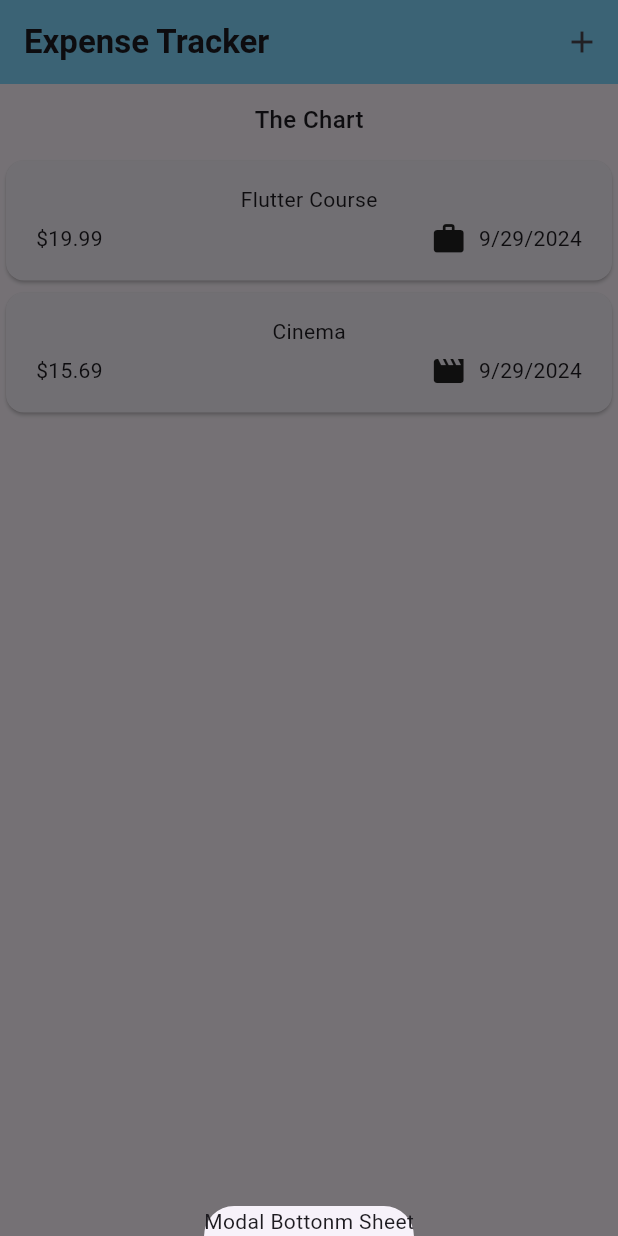
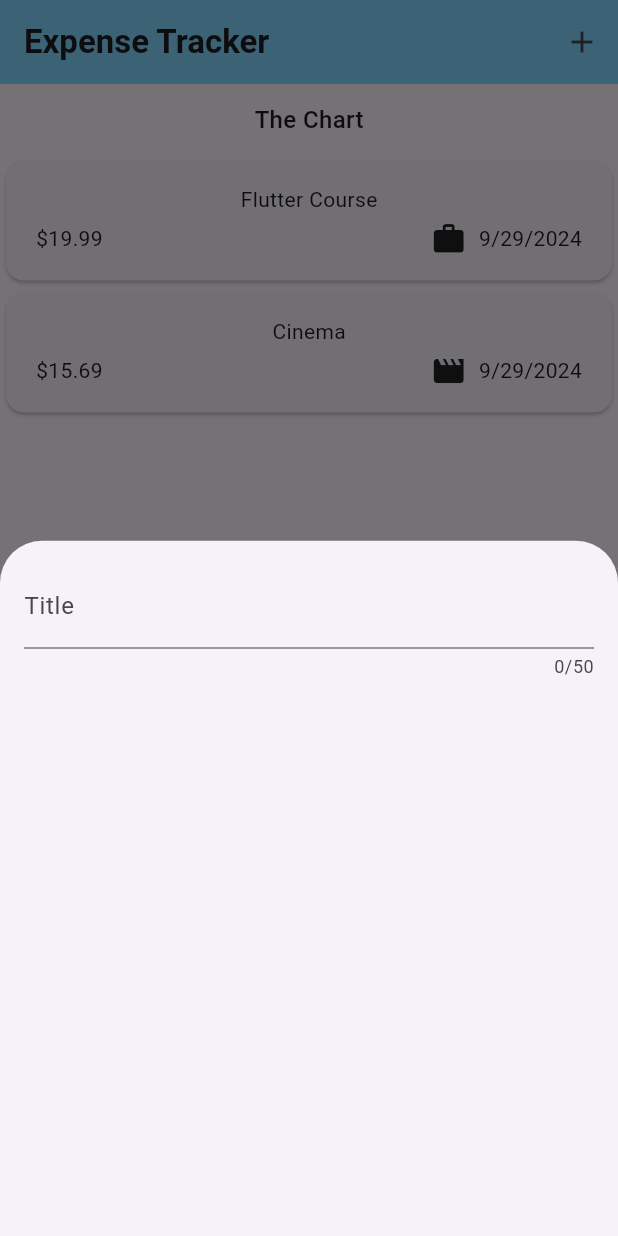
Before and after one commit to FadrialR/expense_tracker_app_flutter, a Flutter app: the screen it shows after launch, after a tap on the "add" icon, on a phone screen of 412 x 824 dp. Run offline on Flutter 3.47's test engine with Material 3 defaults, Android fonts, the phone set to English and light mode, and no system bars.

Commit message:
Handling user input with the TextField widget

```diff
--- a/lib/widgets/expenses.dart
+++ b/lib/widgets/expenses.dart
@@ -1,5 +1,6 @@
 import 'package:expense_tracker_app/models/expense.dart';
 import 'package:expense_tracker_app/widgets/expenses_list/expenses_list.dart';
+import 'package:expense_tracker_app/widgets/new_expense.dart';
 import 'package:flutter/material.dart';
 
 class Expenses extends StatefulWidget {
@@ -28,7 +29,7 @@ class _ExpensesState extends State<Expenses> {
   void _openAddExpenseOverlay() {
     showModalBottomSheet(
       context: context,
-      builder: (ctx) => Text('Modal Bottonm Sheet'),
+      builder: (ctx) => const NewExpense(),
     );
   }
 
--- /dev/null
+++ b/lib/widgets/new_expense.dart
@@ -0,0 +1,27 @@
+import 'package:flutter/material.dart';
+
+class NewExpense extends StatefulWidget {
+  const NewExpense({super.key});
+
+  @override
+  State<NewExpense> createState() => _NewExpenseState();
+}
+
+class _NewExpenseState extends State<NewExpense> {
+  @override
+  Widget build(BuildContext context) {
+    return const Padding(
+      padding: EdgeInsets.all(16),
+      child: Column(
+        children: [
+          TextField(
+            maxLength: 50,
+            decoration: InputDecoration(
+              label: Text('Title'),
+            ),
+          ),
+        ],
+      ),
+    );
+  }
+}
```
